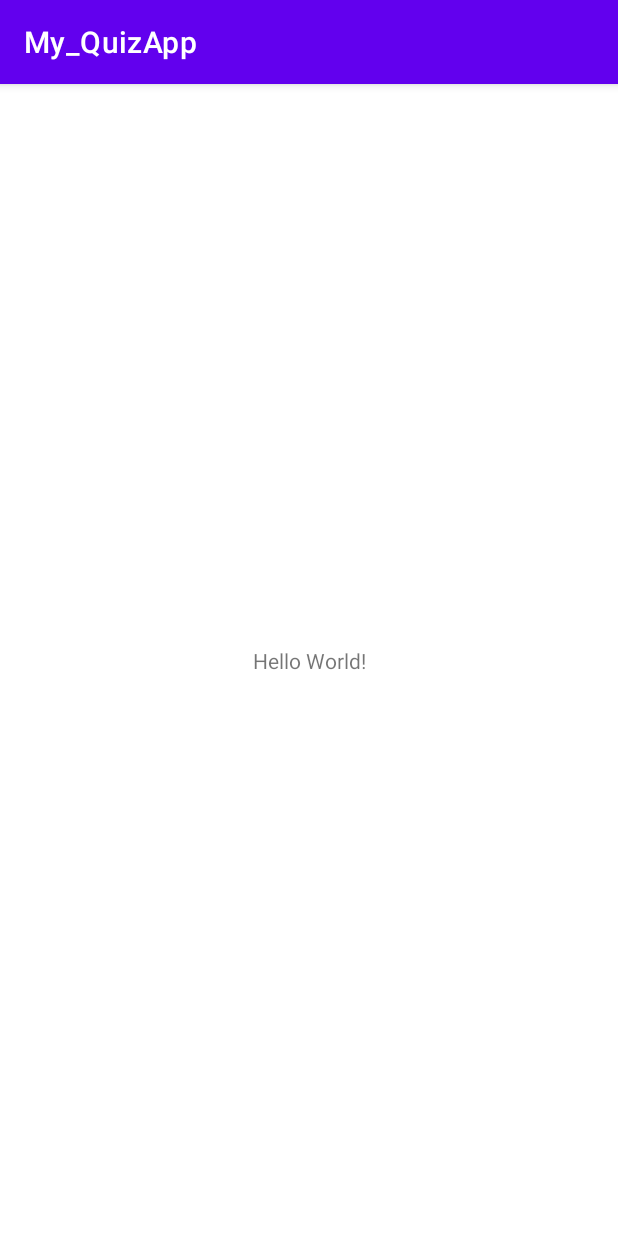
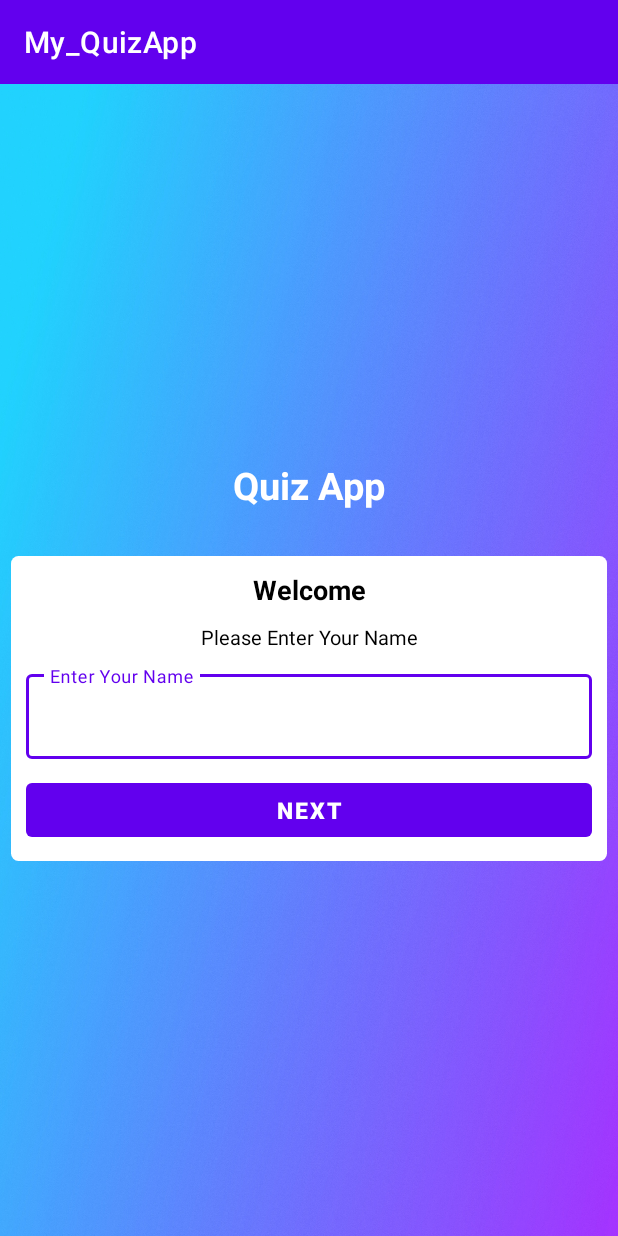
Before and after one commit to Dipan-17/3.myQuizApp, an Android app: the screen it shows after launch (MainActivity), on a phone screen of 412 x 824 dp. Run offline under Robolectric (Android 15) with nearby library versions, the phone set to English and light mode, and no system bars.

Commit message:
Pending changes of main

```diff
--- a/app/build.gradle
+++ b/app/build.gradle
@@ -1,6 +1,8 @@
 plugins {
     id 'com.android.application'
     id 'org.jetbrains.kotlin.android'
+    id 'kotlin-android'
+    id 'kotlin-android-extensions'
 }
 
 android {
@@ -41,4 +43,14 @@ dependencies {
     testImplementation 'junit:junit:4.13.2'
     androidTestImplementation 'androidx.test.ext:junit:1.1.5'
     androidTestImplementation 'androidx.test.espresso:espresso-core:3.5.1'
+
+
+    implementation 'androidx.core:core-ktx:1.3.2'
+    implementation 'androidx.appcompat:appcompat:1.2.0'
+    implementation 'com.google.android.material:material:1.3.0'
+    implementation 'androidx.constraintlayout:constraintlayout:2.0.4'
+    implementation 'com.google.android.material:material:1.0.0'
+    testImplementation 'junit:junit:4.+'
+    androidTestImplementation 'androidx.test.ext:junit:1.1.2'
+    androidTestImplementation 'androidx.test.espresso:espresso-core:3.3.0'
 }
--- a/app/src/main/java/com/example/my_quizapp/MainActivity.kt
+++ b/app/src/main/java/com/example/my_quizapp/MainActivity.kt
@@ -1,11 +1,31 @@
 package com.example.my_quizapp
 
+import android.content.Intent
 import androidx.appcompat.app.AppCompatActivity
 import android.os.Bundle
+import android.view.View
+import android.widget.Toast
+import com.example.quizapp.QuestionActivity
+import com.example.quizapp.setData
+
+import kotlinx.android.synthetic.main.activity_main.*
 
 class MainActivity : AppCompatActivity() {
     override fun onCreate(savedInstanceState: Bundle?) {
         super.onCreate(savedInstanceState)
         setContentView(R.layout.activity_main)
+        window.decorView.systemUiVisibility= View.SYSTEM_UI_FLAG_FULLSCREEN
+        button.setOnClickListener {
+            if(input.text.toString().isEmpty())
+            {
+                Toast.makeText(this,"Enter Your Name",Toast.LENGTH_SHORT).show()
+            }
+            else{
+                var intent = Intent(this, QuestionActivity::class.java)
+                intent.putExtra("${setData.name}",input.text.toString())
+                startActivity(intent)
+                finish()
+            }
+        }
     }
 }
--- a/app/src/main/res/layout/activity_main.xml
+++ b/app/src/main/res/layout/activity_main.xml
@@ -1,18 +1,78 @@
 <?xml version="1.0" encoding="utf-8"?>
-<androidx.constraintlayout.widget.ConstraintLayout xmlns:android="http://schemas.android.com/apk/res/android"
+<LinearLayout xmlns:android="http://schemas.android.com/apk/res/android"
     xmlns:app="http://schemas.android.com/apk/res-auto"
     xmlns:tools="http://schemas.android.com/tools"
     android:layout_width="match_parent"
     android:layout_height="match_parent"
-    tools:context=".MainActivity">
+    tools:context=".MainActivity"
+    android:background="@drawable/kotlin"
+    android:orientation="vertical"
+    android:gravity="center"
+    android:padding="7dp"
+    >
+    <TextView
+        android:layout_width="match_parent"
+        android:layout_height="wrap_content"
+        android:text="Quiz App"
+        android:gravity="center"
+        android:textSize="25sp"
+        android:textStyle="bold"
+        android:textColor="@color/white"
+        />
+    <androidx.cardview.widget.CardView
+        android:layout_width="match_parent"
+        android:layout_height="wrap_content"
+        app:cardCornerRadius="5dp"
 
-    <TextView
-        android:layout_width="wrap_content"
-        android:layout_height="wrap_content"
-        android:text="Hello World!"
-        app:layout_constraintBottom_toBottomOf="parent"
-        app:layout_constraintEnd_toEndOf="parent"
-        app:layout_constraintStart_toStartOf="parent"
-        app:layout_constraintTop_toTopOf="parent" />
+        android:layout_marginTop="30dp"
+        app:cardElevation="5dp">
+        <LinearLayout
+            android:layout_width="match_parent"
+            android:layout_height="wrap_content"
+            android:orientation="vertical"
+            android:padding="10dp">
+            <TextView
+                android:layout_width="match_parent"
+                android:layout_height="wrap_content"
+                android:text="Welcome"
+                android:textStyle="bold"
+                android:textSize="18sp"
+                android:textColor="@color/black"
+                android:gravity="center"/>
+            <TextView
+                android:layout_width="match_parent"
+                android:layout_height="wrap_content"
+                android:text="Please Enter Your Name"
+                android:textSize="13sp"
+                android:textColor="@color/black"
+                android:gravity="center"
+                android:layout_marginTop="10dp"/>
 
-</androidx.constraintlayout.widget.ConstraintLayout>
+            <com.google.android.material.textfield.TextInputLayout
+                android:layout_width="match_parent"
+                android:layout_height="wrap_content"
+                android:layout_marginTop="10dp"
+                style="@style/Widget.MaterialComponents.TextInputLayout.OutlinedBox"
+                >
+
+                <androidx.appcompat.widget.AppCompatEditText
+                    android:id="@+id/input"
+                    android:layout_width="match_parent"
+                    android:layout_height="wrap_content"
+                    android:hint="Enter Your Name"
+                    android:textColorHint="#837D7D"/>
+
+            </com.google.android.material.textfield.TextInputLayout>
+
+            <Button
+                android:id="@+id/button"
+                android:layout_width="match_parent"
+                android:layout_height="wrap_content"
+                android:layout_marginTop="10dp"
+                android:textStyle="bold"
+                android:textSize="15sp"
+                android:text="Next"/>
+
+        </LinearLayout>
+    </androidx.cardview.widget.CardView>
+</LinearLayout>
```
